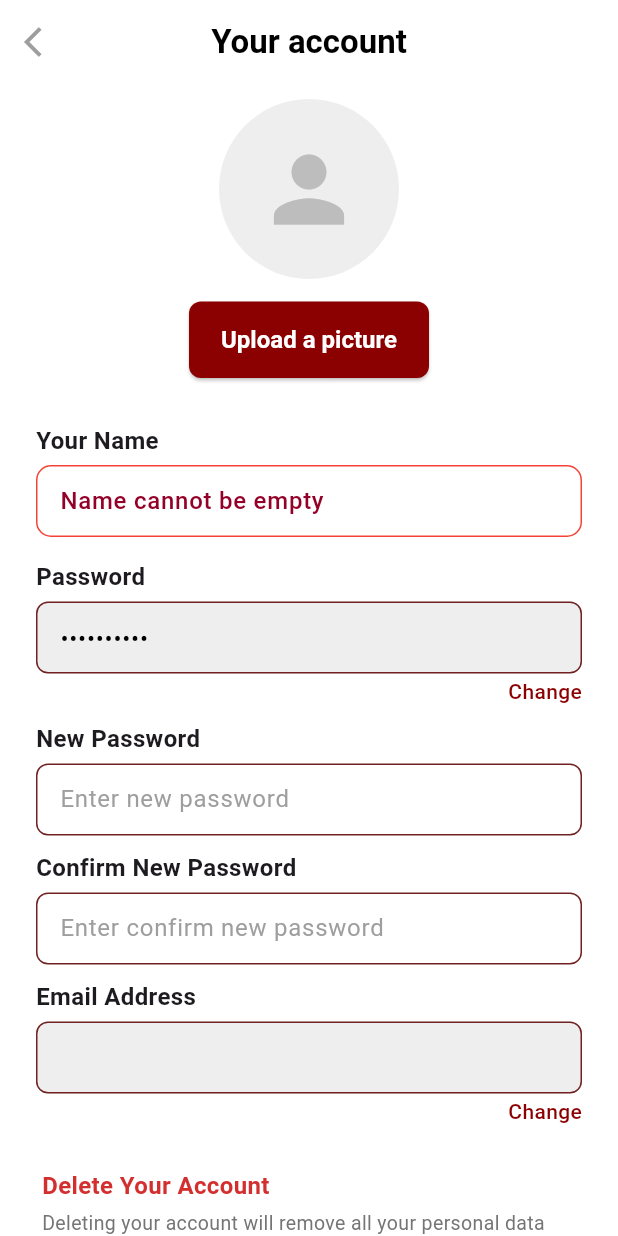
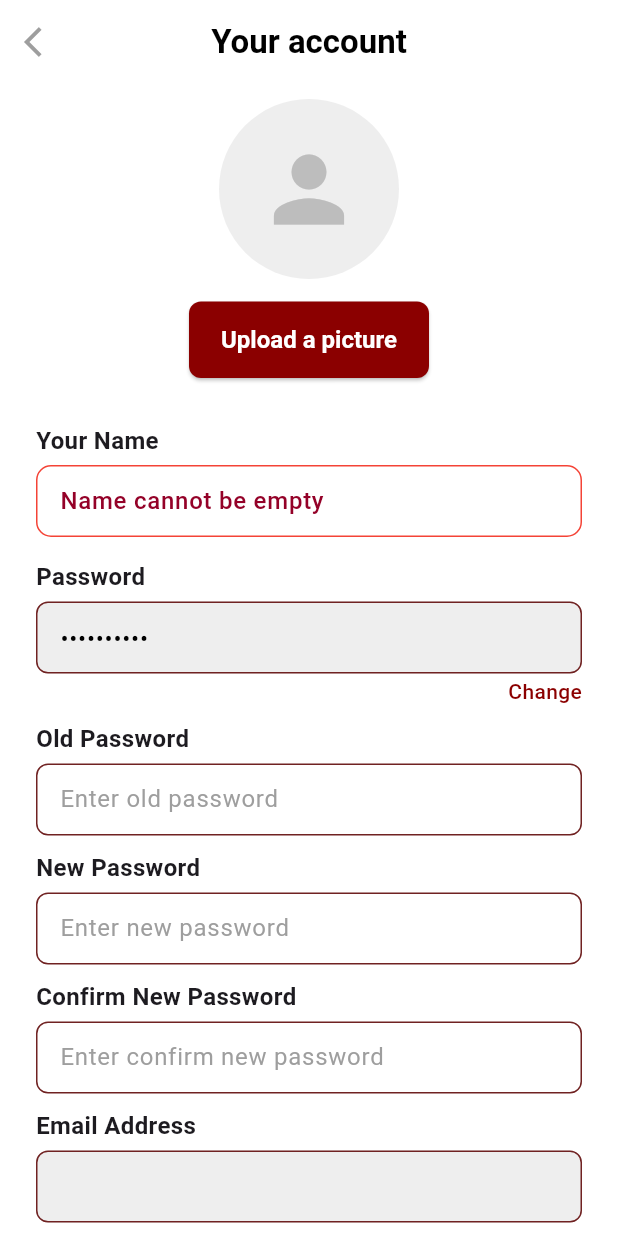
Before and after one commit to DamaiSilalahi/USUlicius, a Flutter app: the AccountScreen screen opened directly with empty values, after a tap on "Save", after a tap on "Change", on a phone screen of 412 x 824 dp. Run offline on Flutter 3.47's test engine with Material 3 defaults, Android fonts, the phone set to English and light mode, and no system bars; our stand-ins replace cloud_firestore, cloud_functions, firebase_auth, firebase_core, firebase_storage, image_picker; accounts and stored records are empty; Roboto replaces fonts that are missing (Roboto Flex).

```diff
--- a/lib/screens/account_screen.dart
+++ b/lib/screens/account_screen.dart
@@ -40,14 +40,18 @@ class _AccountScreenState extends State<AccountScreen> {
   final ImagePicker _picker = ImagePicker();
 
   final TextEditingController _nameController = TextEditingController();
+  final TextEditingController _oldPasswordController = TextEditingController();
   final TextEditingController _newPasswordController = TextEditingController();
   final TextEditingController _confirmNewPasswordController = TextEditingController();
 
-  bool _isPasswordChanging = false;
+  bool _showPasswordFields = false;
   String? _successMessage;
   String? _nameError;
+  String? _oldPasswordError;
   String? _newPasswordError;
   String? _confirmNewPasswordError;
+
+  final GlobalKey<FormState> _formKey = GlobalKey<FormState>();
 
   @override
   void initState() {
@@ -61,6 +65,7 @@ class _AccountScreenState extends State<AccountScreen> {
   @override
   void dispose() {
     _nameController.dispose();
+    _oldPasswordController.dispose();
     _newPasswordController.dispose();
     _confirmNewPasswordController.dispose();
     super.dispose();
@@ -86,10 +91,20 @@ class _AccountScreenState extends State<AccountScreen> {
     }
   }
 
+  void _resetPasswordFields() {
+    _oldPasswordController.clear();
+    _newPasswordController.clear();
+    _confirmNewPasswordController.clear();
+    _oldPasswordError = null;
+    _newPasswordError = null;
+    _confirmNewPasswordError = null;
+  }
+
   void _saveChanges() async {
     setState(() {
       _nameError = null;
       _successMessage = null;
+      _oldPasswordError = null;
       _newPasswordError = null;
       _confirmNewPasswordError = null;
       _isLoading = true;
@@ -98,6 +113,7 @@ class _AccountScreenState extends State<AccountScreen> {
     final newName = _nameController.text.trim();
     bool isNameChanged = newName != _currentName;
     bool isPhotoChanged = _pickedImageFile != null;
+    bool isPasswordChanged = _showPasswordFields;
     bool validationPassed = true;
     String successMessage = '';
 
@@ -106,10 +122,15 @@ class _AccountScreenState extends State<AccountScreen> {
       validationPassed = false;
     }
 
-    if (_isPasswordChanging) {
+    if (isPasswordChanged) {
+      final oldPassword = _oldPasswordController.text;
       final newPassword = _newPasswordController.text;
       final confirmPassword = _confirmNewPasswordController.text;
 
+      if (oldPassword.isEmpty) {
+        setState(() => _oldPasswordError = 'Old Password cannot be empty');
+        validationPassed = false;
+      }
       if (newPassword.isEmpty) {
         setState(() => _newPasswordError = 'New Password cannot be empty');
         validationPassed = false;
@@ -133,15 +154,33 @@ class _AccountScreenState extends State<AccountScreen> {
       return;
     }
 
-    if (!isNameChanged && !_isPasswordChanging && !isPhotoChanged) {
+    if (!isNameChanged && !isPasswordChanged && !isPhotoChanged) {
       setState(() => _isLoading = false);
       ScaffoldMessenger.of(context).showSnackBar(
-          const SnackBar(content: Text('No changes detected.')));
+        const SnackBar(content: Text('No changes detected.')),
+      );
       return;
     }
 
     try {
       if (_user == null) throw Exception("No user logged in.");
+
+      if (isPasswordChanged) {
+        final credential = EmailAuthProvider.credential(
+          email: _currentEmail,
+          password: _oldPasswordController.text,
+        );
+
+        await _user!.reauthenticateWithCredential(credential);
+        await _user!.updatePassword(_newPasswordController.text);
+
+        setState(() {
+          _showPasswordFields = false;
+          _resetPasswordFields();
+        });
+
+        successMessage += 'Password changed. ';
+      }
 
       if (isPhotoChanged) {
         final storageRef = _storage
@@ -156,6 +195,8 @@ class _AccountScreenState extends State<AccountScreen> {
         await _firestore.collection('users').doc(_user!.uid).update({
           'photoURL': imageUrl
         });
+
+        setState(() => _currentPhotoUrl = imageUrl);
         successMessage += 'Photo updated. ';
       }
 
@@ -164,18 +205,9 @@ class _AccountScreenState extends State<AccountScreen> {
         await _firestore.collection('users').doc(_user!.uid).update({
           'username': newName
         });
+
         setState(() => _currentName = newName);
         successMessage += 'Name updated. ';
-      }
-
-      if (_isPasswordChanging) {
-        await _user!.updatePassword(_newPasswordController.text);
-        setState(() {
-          _isPasswordChanging = false;
-          _newPasswordController.clear();
-          _confirmNewPasswordController.clear();
-        });
-        successMessage += 'Password changed. ';
       }
 
       setState(() {
@@ -185,18 +217,35 @@ class _AccountScreenState extends State<AccountScreen> {
       });
 
       ScaffoldMessenger.of(context).showSnackBar(
-        SnackBar(backgroundColor: Colors.green, content: Text(_successMessage!)),
+        SnackBar(
+          backgroundColor: Colors.green,
+          content: Text(_successMessage!),
+        ),
       );
+    } on FirebaseAuthException catch (e) {
+      String errorMessage = e.message ?? 'An unknown error occurred.';
 
+      if (e.code == 'wrong-password' && isPasswordChanged) {
+        setState(() => _oldPasswordError = 'Incorrect Password');
+      } else if (e.code == 'requires-recent-login' && isPasswordChanged) {
+        setState(() => _oldPasswordError = 'Re-login required.');
+      }
+
+      setState(() => _isLoading = false);
+      ScaffoldMessenger.of(context).showSnackBar(
+        SnackBar(backgroundColor: Colors.red, content: Text('Error: $errorMessage')),
+      );
     } catch (e) {
       setState(() => _isLoading = false);
       ScaffoldMessenger.of(context).showSnackBar(
-          SnackBar(backgroundColor: Colors.red, content: Text('Error: $e')));
+        SnackBar(backgroundColor: Colors.red, content: Text('Error: $e')),
+      );
     }
   }
 
   Widget _buildSmartAvatar() {
     ImageProvider? backgroundImage;
+
     if (_pickedImageFile != null) {
       backgroundImage = FileImage(_pickedImageFile!);
     } else if (_currentPhotoUrl != null && _currentPhotoUrl!.isNotEmpty) {
@@ -222,8 +271,13 @@ class _AccountScreenState extends State<AccountScreen> {
     if (shouldDelete == true) {
       try {
         setState(() => _isLoading = true);
+
         try {
-          await _storage.ref().child('user_profile_images').child('${_user!.uid}.jpg').delete();
+          await _storage
+              .ref()
+              .child('user_profile_images')
+              .child('${_user!.uid}.jpg')
+              .delete();
         } catch (_) {}
 
         await _firestore.collection('users').doc(_user!.uid).delete();
@@ -261,12 +315,17 @@ class _AccountScreenState extends State<AccountScreen> {
         await _firestore.collection('users').doc(_user!.uid).update({
           'email': newEmail
         });
+
         setState(() {
           _currentEmail = newEmail;
           _isLoading = false;
         });
+
         ScaffoldMessenger.of(context).showSnackBar(
-          const SnackBar(backgroundColor: Colors.green, content: Text('Email updated! Please verify.')),
+          const SnackBar(
+            backgroundColor: Colors.green,
+            content: Text('Email updated! Please verify.'),
+          ),
         );
       } catch (e) {
         setState(() => _isLoading = false);
@@ -295,13 +354,12 @@ class _AccountScreenState extends State<AccountScreen> {
         ),
       ),
       body: Form(
-        key: _formKey, // Menggunakan FormKey Global (Opsional, tapi praktik bagus)
+        key: _formKey,
         child: SingleChildScrollView(
           padding: const EdgeInsets.symmetric(horizontal: 24.0, vertical: 10),
           child: Column(
             crossAxisAlignment: CrossAxisAlignment.center,
             children: [
-              // --- AVATAR ---
               _buildSmartAvatar(),
               const SizedBox(height: 15),
               SizedBox(
@@ -315,19 +373,14 @@ class _AccountScreenState extends State<AccountScreen> {
                   child: const Text('Upload a picture', style: TextStyle(color: Colors.white)),
                 ),
               ),
-
               const SizedBox(height: 30),
-
-              // --- NAME FIELD ---
               AccountField(
                 label: 'Your Name',
-                initialValue: _currentName,
+                initialValue: _nameController.text,
                 controller: _nameController,
                 isEditable: true,
                 errorText: _nameError,
               ),
-
-              // --- PASSWORD FIELD (READ ONLY) ---
               AccountField(
                 label: 'Password',
                 initialValue: '••••••••••',
@@ -335,23 +388,24 @@ class _AccountScreenState extends State<AccountScreen> {
                 isEditable: false,
                 onEditPressed: () {
                   setState(() {
-                    _isPasswordChanging = !_isPasswordChanging;
-                    if (!_isPasswordChanging) {
-                      _newPasswordController.clear();
-                      _confirmNewPasswordController.clear();
-                      _newPasswordError = null;
-                      _confirmNewPasswordError = null;
+                    _showPasswordFields = !_showPasswordFields;
+                    if (!_showPasswordFields) {
+                      _resetPasswordFields();
                     }
                   });
                 },
               ),
-
-              // --- NEW PASSWORD FIELDS (MUNCUL DI BAWAH PASSWORD JIKA CHANGE DIKLIK) ---
-              // PERBAIKAN: Menghapus Container dan style tambahan,
-              // agar tampilannya "flat" dan menyatu seperti gambar.
-              if (_isPasswordChanging)
+              if (_showPasswordFields)
                 Column(
                   children: [
+                    AccountField(
+                      label: 'Old Password',
+                      initialValue: '',
+                      isSensitive: true,
+                      controller: _oldPasswordController,
+                      isEditable: true,
+                      errorText: _oldPasswordError,
+                    ),
                     AccountField(
                       label: 'New Password',
                       initialValue: '',
@@ -370,60 +424,13 @@ class _AccountScreenState extends State<AccountScreen> {
                     ),
                   ],
                 ),
-
-              // --- EMAIL FIELD ---
               AccountField(
                 label: 'Email Address',
                 initialValue: _currentEmail,
                 isEditable: false,
-                onEditPressed: _isLoading ? null : _openChangeEmailDialog,
+                onEditPressed: _isLoading || _showPasswordFields ? null : _openChangeEmailDialog,
               ),
-
-              const SizedBox(height: 10),
-
-              // --- DELETE ACCOUNT ---
-              Align(
-                alignment: Alignment.centerLeft,
-                child: InkWell(
-                  onTap: _isLoading ? null : _showDeleteAccountDialog,
-                  borderRadius: BorderRadius.circular(8.0),
-                  child: Padding(
-                    padding: const EdgeInsets.symmetric(vertical: 8.0, horizontal: 4.0),
-                    child: Column(
-                      crossAxisAlignment: CrossAxisAlignment.start,
-                      children: [
-                        Text(
-                          'Delete Your Account',
-                          style: TextStyle(
-                            color: Colors.red.shade700,
-                            fontWeight: FontWeight.bold,
-                            fontSize: 16,
-                          ),
-                        ),
-                        const SizedBox(height: 4),
-                        Text(
-                          'Deleting your account will remove all your personal data and preferences. This action cannot be reversed.',
-                          style: TextStyle(fontSize: 13, color: Colors.grey.shade600),
-                        ),
-                      ],
-                    ),
-                  ),
-                ),
-              ),
-
               const SizedBox(height: 40),
-
-              if (_successMessage != null)
-                Padding(
-                  padding: const EdgeInsets.only(bottom: 15.0),
-                  child: Text(
-                    _successMessage!,
-                    textAlign: TextAlign.center,
-                    style: const TextStyle(color: Colors.green, fontWeight: FontWeight.bold),
-                  ),
-                ),
-
-              // --- BUTTONS ---
               Row(
                 children: [
                   Expanded(
@@ -449,7 +456,8 @@ class _AccountScreenState extends State<AccountScreen> {
                       ),
                       child: _isLoading
                           ? const SizedBox(
-                              width: 20, height: 20,
+                              width: 20,
+                              height: 20,
                               child: CircularProgressIndicator(color: Colors.white, strokeWidth: 3),
                             )
                           : const Text('Save', style: TextStyle(color: Colors.white, fontWeight: FontWeight.bold)),
@@ -464,7 +472,4 @@ class _AccountScreenState extends State<AccountScreen> {
       ),
     );
   }
-
-  // Opsional: Jika Anda belum mendeklarasikan _formKey di atas
-  final GlobalKey<FormState> _formKey = GlobalKey<FormState>();
 }
```
Also changed, not shown: lib/screens/forgot_password_screen.dart (+150 -49 lines).
